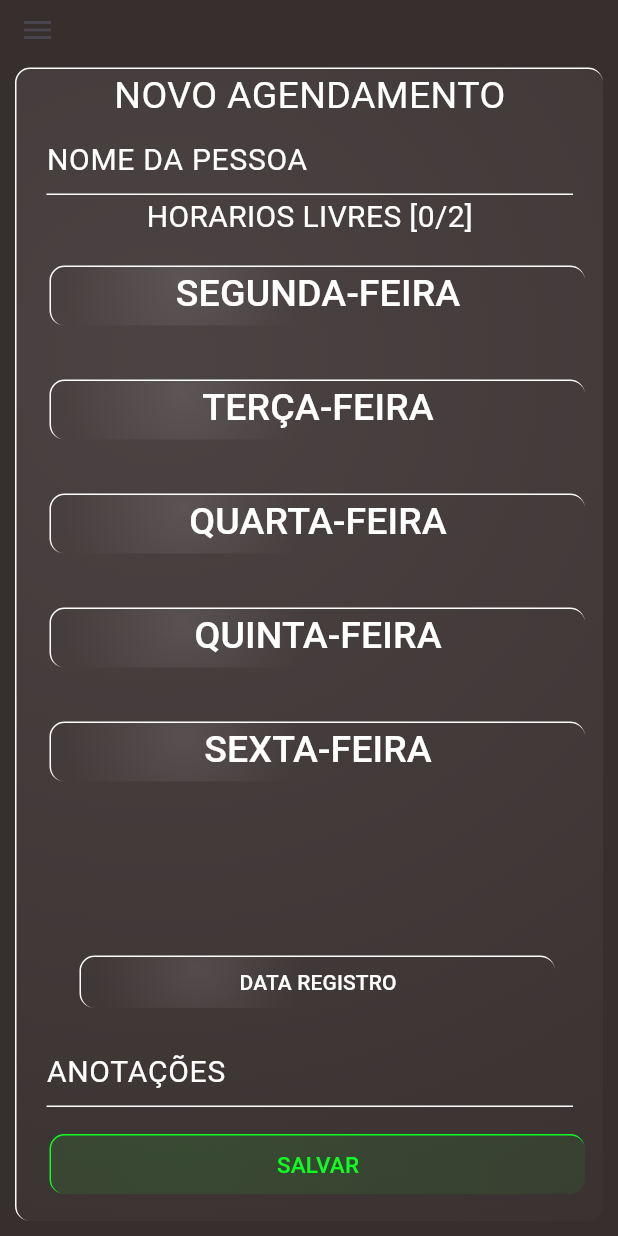
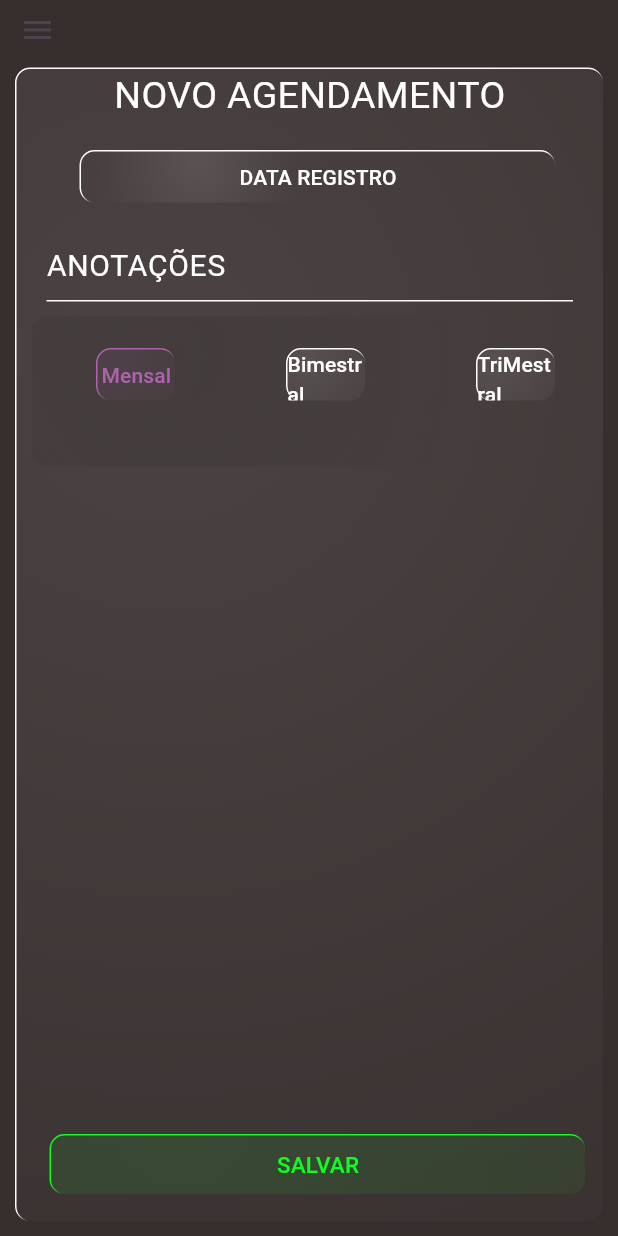
Before and after one commit to N1ckg4m3s/Projeto_StudioPilates, a Flutter app: the ConfigScreen screen opened by its route, on a phone screen of 412 x 824 dp. Run offline on Flutter 3.47's test engine with Material 3 defaults, Android fonts, the phone set to English and light mode, and no system bars.

Commit message:
Arrumando pagina de novo agendamento para se adapitar com o novo modelo

```diff
--- a/lib/ConfigScreen/NovoAgendamento.dart
+++ b/lib/ConfigScreen/NovoAgendamento.dart
@@ -13,12 +13,16 @@ class NovoAgendamentoScreen extends StatefulWidget {
   NovoAgendamentoScreenState createState() => NovoAgendamentoScreenState();
 }
 
+List<String> ListaRegimes = ["Mensal", "Bimestral", "TriMestral"];
+
 String VendoDiaSemana = "";
 final TextEditingController _controller = TextEditingController();
 final TextEditingController _controllerAnotacao = TextEditingController();
 final TextEditingController _controllerData = TextEditingController();
 final TextEditingController _controllerRegime =
-    TextEditingController(text: '1');
+    TextEditingController(text: 'Mensal');
+
+int EtapaAtual = 1;
 
 class NovoAgendamentoScreenState extends State<NovoAgendamentoScreen> {
   List<DataEnvio_Week_Horario> HorariosSelecionados = [];
@@ -72,7 +76,8 @@ class NovoAgendamentoScreenState extends State<NovoAgendamentoScreen> {
     );
   }
 
-  void SalvarNovoAgendamento() {
+  void ProximaEtapa() {
+    if (EtapaAtual == 0) {
       if (_controller.text.isEmpty) {
         MsgErro("Esqueceu do nome");
         return;
@@ -81,11 +86,21 @@ class NovoAgendamentoScreenState extends State<NovoAgendamentoScreen> {
         MsgErro("Esqueceu de adicionar dia da semana");
         return;
       }
+      setState(() {
+        EtapaAtual += 1;
+      });
+    } else if (EtapaAtual == 1) {
       if (_controllerData.text.isEmpty) {
         MsgErro("Esqueceu da data de registro");
         return;
       }
-    print('Novo agendamento');
+      _controllerRegime.text =
+          '${ListaRegimes.indexOf(_controllerRegime.text) + 1}';
+      SalvarNovoAgendamento();
+    }
+  }
+
+  void SalvarNovoAgendamento() {
     List<Hora> HorasPraPresenca = [];
 
     for (var element in HorariosSelecionados) {
@@ -178,6 +193,46 @@ class NovoAgendamentoScreenState extends State<NovoAgendamentoScreen> {
               style: TextStyle(color: Colors.white, fontSize: 25),
             ),
           ),
+          if (EtapaAtual == 0)
+            MainSpace(
+                HorariosSelecionados,
+                setState,
+                DefinirTamanho,
+                WindowWidth,
+                CheckSeSelecionado,
+                AdicionarHorario,
+                RemoverHorario),
+          if (EtapaAtual == 1) SegundaEtapa(selectDate, context, setState),
+          TextButton(
+            onPressed: EtapaAtual < 1 ? ProximaEtapa : SalvarNovoAgendamento,
+            style: ButtonStyle(
+              overlayColor: MaterialStateProperty.all(Colors.transparent),
+            ),
+            child: GlassContainer(
+              Cor: Color.fromRGBO(12, 255, 32, 1),
+              Width: 0,
+              Rotate: 20,
+              Height: 40,
+              Child: Center(
+                child: Text(
+                  EtapaAtual < 1 ? "PROXIMA ETAPA" : "SALVAR",
+                  style: TextStyle(
+                      color: Color.fromRGBO(12, 255, 32, 1), fontSize: 15),
+                ),
+              ),
+            ),
+          ),
+        ],
+      ),
+    );
+  }
+}
+
+Widget MainSpace(HorariosSelecionados, setState, DefinirTamanho, WindowWidth,
+    CheckSeSelecionado, AdicionarHorario, RemoverHorario) {
+  return Expanded(
+      child: Column(
+    children: [
       Container(
         margin: EdgeInsets.only(left: 20, right: 20),
         width: double.maxFinite,
@@ -208,13 +263,11 @@ class NovoAgendamentoScreenState extends State<NovoAgendamentoScreen> {
                 (D) => TextButton(
                   onPressed: () => {
                     setState(() {
-                          VendoDiaSemana =
-                              VendoDiaSemana == D.Nome ? "" : D.Nome;
+                      VendoDiaSemana = VendoDiaSemana == D.Nome ? "" : D.Nome;
                     })
                   },
                   style: ButtonStyle(
-                        overlayColor:
-                            MaterialStateProperty.all(Colors.transparent),
+                    overlayColor: MaterialStateProperty.all(Colors.transparent),
                   ),
                   child: GlassContainer(
                     Cor: Color.fromRGBO(255, 255, 255, 1),
@@ -225,8 +278,7 @@ class NovoAgendamentoScreenState extends State<NovoAgendamentoScreen> {
                       children: [
                         Text(
                           D.Nome,
-                              style:
-                                  TextStyle(color: Colors.white, fontSize: 25),
+                          style: TextStyle(color: Colors.white, fontSize: 25),
                         ),
                         if (VendoDiaSemana == D.Nome)
                           Expanded(
@@ -305,6 +357,14 @@ class NovoAgendamentoScreenState extends State<NovoAgendamentoScreen> {
               .toList(),
         ),
       ),
+    ],
+  ));
+}
+
+Widget SegundaEtapa(selectDate, context, setState) {
+  return Expanded(
+    child: Column(
+      children: [
         TextButton(
           onPressed: () => selectDate(context, _controllerData),
           style: ButtonStyle(
@@ -339,33 +399,42 @@ class NovoAgendamentoScreenState extends State<NovoAgendamentoScreen> {
             ),
           ),
         ),
-          TextButton(
-            onPressed: SalvarNovoAgendamento,
+        GlassContainer(
+          Width: 0,
+          Height: 100,
+          Cor: Colors.transparent,
+          Child: GridView(
+              gridDelegate: SliverGridDelegateWithFixedCrossAxisCount(
+                  mainAxisExtent: 75, crossAxisCount: 3),
+              children: ListaRegimes.map((e) => TextButton(
+                    onPressed: () => setState(() {
+                      _controllerRegime.text = e;
+                    }),
                     style: ButtonStyle(
-              overlayColor: MaterialStateProperty.all(Colors.transparent),
+                      overlayColor:
+                          MaterialStateProperty.all(Colors.transparent),
                     ),
+                    child: Container(
+                        margin: EdgeInsets.only(left: 20, right: 20),
+                        width: double.maxFinite,
                         child: GlassContainer(
-              Cor: Color.fromRGBO(12, 255, 32, 1),
                           Width: 0,
-              Rotate: 20,
-              Height: 40,
+                          Height: 35,
                           Child: Center(
-                child: Text(
-                  "SALVAR",
+                            child: Text(e,
                                 style: TextStyle(
-                      color: Color.fromRGBO(12, 255, 32, 1), fontSize: 15),
+                                  color: _controllerRegime.text != e
+                                      ? Color.fromRGBO(255, 255, 255, 1)
+                                      : Color.fromRGBO(173, 99, 173, 1),
+                                )),
                           ),
-              ),
-            ),
-          ),
+                          Cor: _controllerRegime.text != e
+                              ? Color.fromRGBO(255, 255, 255, 1)
+                              : Color.fromRGBO(173, 99, 173, 1),
+                        )),
+                  )).toList()),
+        )
       ],
     ),
   );
 }
-}
-
-/*
-CheckSeSelecionado(D.Nome, e.Hora)?
-  Color.fromRGBO(255, 255, 255, 1):
-  Color.fromRGBO(173, 99, 173, 1),
-*/
--- a/lib/WeekScreen.dart
+++ b/lib/WeekScreen.dart
@@ -1,7 +1,6 @@
 // ignore_for_file: file_names, prefer_const_constructors, prefer_const_literals_to_create_immutables, non_constant_identifier_names, avoid_print, constant_identifier_names, unused_element, curly_braces_in_flow_control_structures
 
 import 'package:app_pilates/Controle/Controller.dart';
-import 'package:flutter/widgets.dart';
 
 import 'Controle/Classes.dart';
 import 'package:flutter/material.dart';
--- a/lib/main.dart
+++ b/lib/main.dart
@@ -1,3 +1,5 @@
+// ignore_for_file: avoid_print
+
 import 'package:app_pilates/ConfigScreen/ConfScreenMain.dart';
 import 'package:app_pilates/HorarioScreen.dart';
 import 'package:flutter/material.dart';
```
Lines whose indentation alone changed are shown as unchanged.
